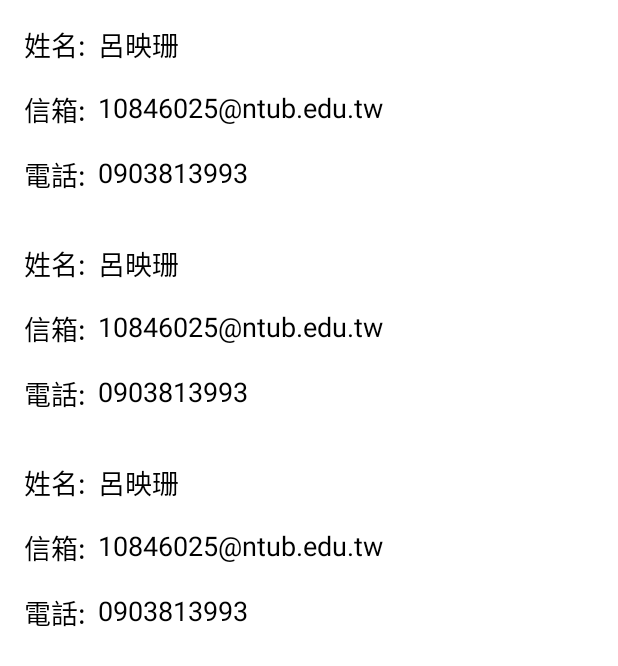
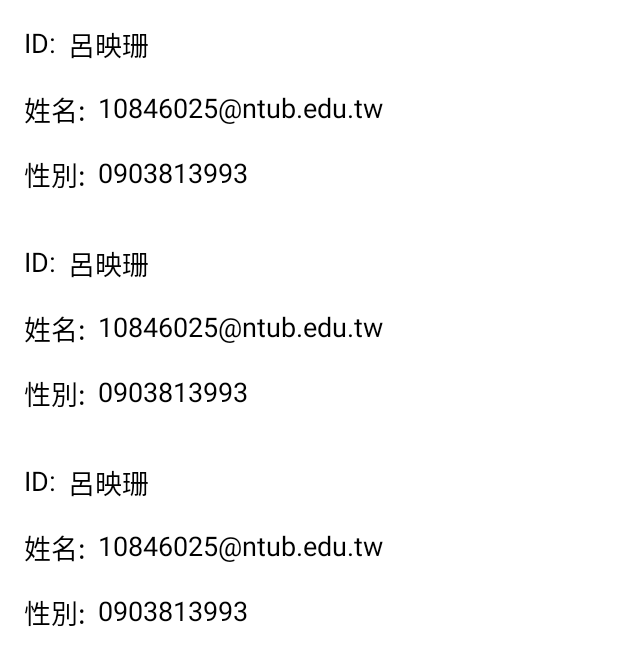
Before and after one commit to YShann/rx-and-mvvm, an Android app: the layout activity_main.xml on its own in the app's theme, with its tools: preview values and no code run, on a phone screen of 412 x 824 dp. Shown: the top 666 px of the screen. Run offline under Robolectric (Android 15) with nearby library versions, the phone set to English and light mode, and no system bars.

Commit message:
修改 - 測試畫面顯示文字

```diff
--- a/app/src/main/res/layout/recycler_item_user.xml
+++ b/app/src/main/res/layout/recycler_item_user.xml
@@ -11,14 +11,14 @@
         android:layout_height="wrap_content"
         android:layout_marginStart="16dp"
         android:layout_marginTop="16dp"
-        android:text="姓名:"
+        android:text="ID:"
         android:textColor="@color/black"
         android:textSize="18sp"
         app:layout_constraintStart_toStartOf="parent"
         app:layout_constraintTop_toTopOf="parent" />
 
     <TextView
-        android:id="@+id/recycler_item_user_name"
+        android:id="@+id/recycler_item_user_id"
         android:layout_width="0dp"
         android:layout_height="wrap_content"
         android:layout_marginStart="8dp"
@@ -36,14 +36,14 @@
         android:layout_height="wrap_content"
         android:layout_marginStart="16dp"
         android:layout_marginTop="16dp"
-        android:text="信箱:"
+        android:text="姓名:"
         android:textColor="@color/black"
         android:textSize="18sp"
         app:layout_constraintStart_toStartOf="parent"
-        app:layout_constraintTop_toBottomOf="@+id/recycler_item_user_name" />
+        app:layout_constraintTop_toBottomOf="@+id/recycler_item_user_id" />
 
     <TextView
-        android:id="@+id/recycler_item_user_email"
+        android:id="@+id/recycler_item_user_name"
         android:layout_width="0dp"
         android:layout_height="wrap_content"
         android:layout_marginStart="8dp"
@@ -62,7 +62,7 @@
         android:layout_marginStart="16dp"
         android:layout_marginTop="16dp"
         android:layout_marginBottom="16dp"
-        android:text="電話:"
+        android:text="性別:"
         android:textColor="@color/black"
         android:textSize="18sp"
         app:layout_constraintBottom_toBottomOf="parent"
@@ -70,7 +70,7 @@
         app:layout_constraintTop_toBottomOf="@+id/textView2" />
 
     <TextView
-        android:id="@+id/recycler_item_user_phone"
+        android:id="@+id/recycler_item_user_gender"
         android:layout_width="0dp"
         android:layout_height="wrap_content"
         android:layout_marginStart="8dp"
```
